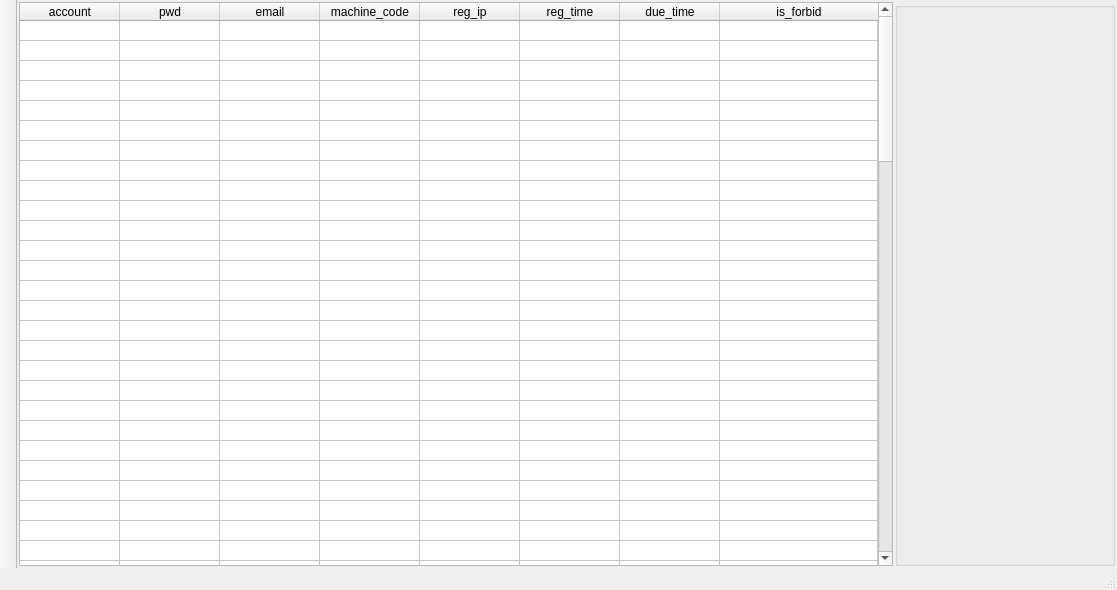
The window that ui/wnd_server.ui (decenfrontier/PyNetAuth) describes before a commit, drawn with Qt 5.
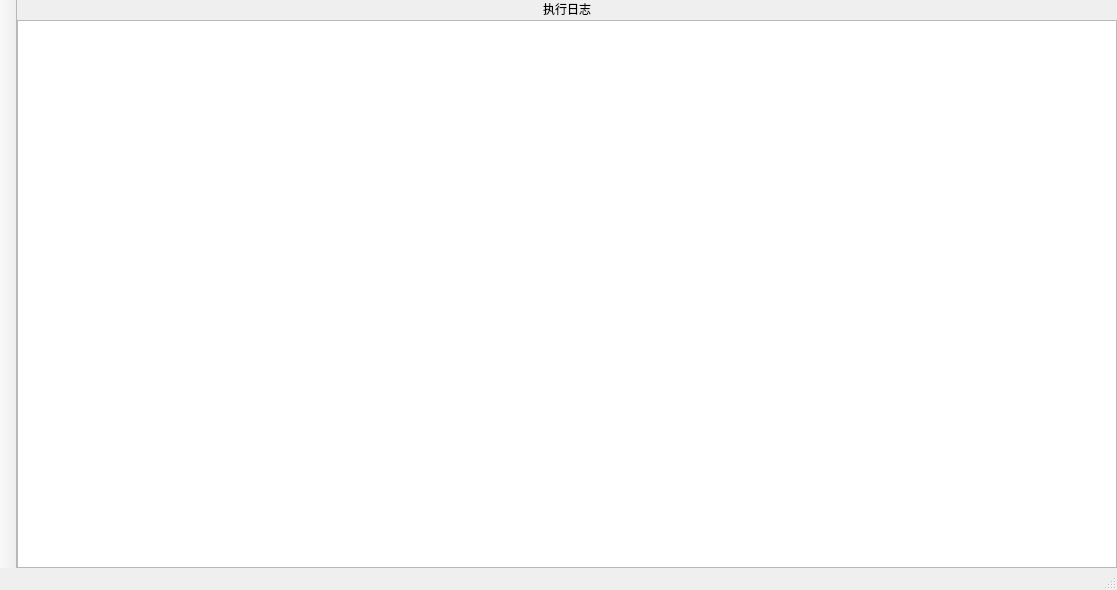
The same window after the commit.

```diff
--- a/ui/wnd_server.ui
+++ b/ui/wnd_server.ui
@@ -33,7 +33,7 @@
     <item row="0" column="0">
      <widget class="QStackedWidget" name="stack_widget">
       <property name="currentIndex">
-       <number>0</number>
+       <number>3</number>
       </property>
       <widget class="QWidget" name="page_0">
        <layout class="QGridLayout" name="gridLayout_2">
@@ -72,7 +72,7 @@
              <number>100</number>
             </property>
             <attribute name="horizontalHeaderVisible">
-             <bool>true</bool>
+             <bool>false</bool>
             </attribute>
             <attribute name="horizontalHeaderCascadingSectionResizes">
              <bool>false</bool>
@@ -665,6 +665,38 @@
         </item>
        </layout>
       </widget>
+      <widget class="QWidget" name="page_3">
+       <layout class="QGridLayout" name="gridLayout_5">
+        <property name="leftMargin">
+         <number>0</number>
+        </property>
+        <property name="topMargin">
+         <number>0</number>
+        </property>
+        <property name="rightMargin">
+         <number>0</number>
+        </property>
+        <property name="bottomMargin">
+         <number>0</number>
+        </property>
+        <property name="spacing">
+         <number>2</number>
+        </property>
+        <item row="1" column="0">
+         <widget class="QTextBrowser" name="tbr_log"/>
+        </item>
+        <item row="0" column="0">
+         <widget class="QLabel" name="label">
+          <property name="text">
+           <string>执行日志</string>
+          </property>
+          <property name="alignment">
+           <set>Qt::AlignCenter</set>
+          </property>
+         </widget>
+        </item>
+       </layout>
+      </widget>
      </widget>
     </item>
    </layout>
```
